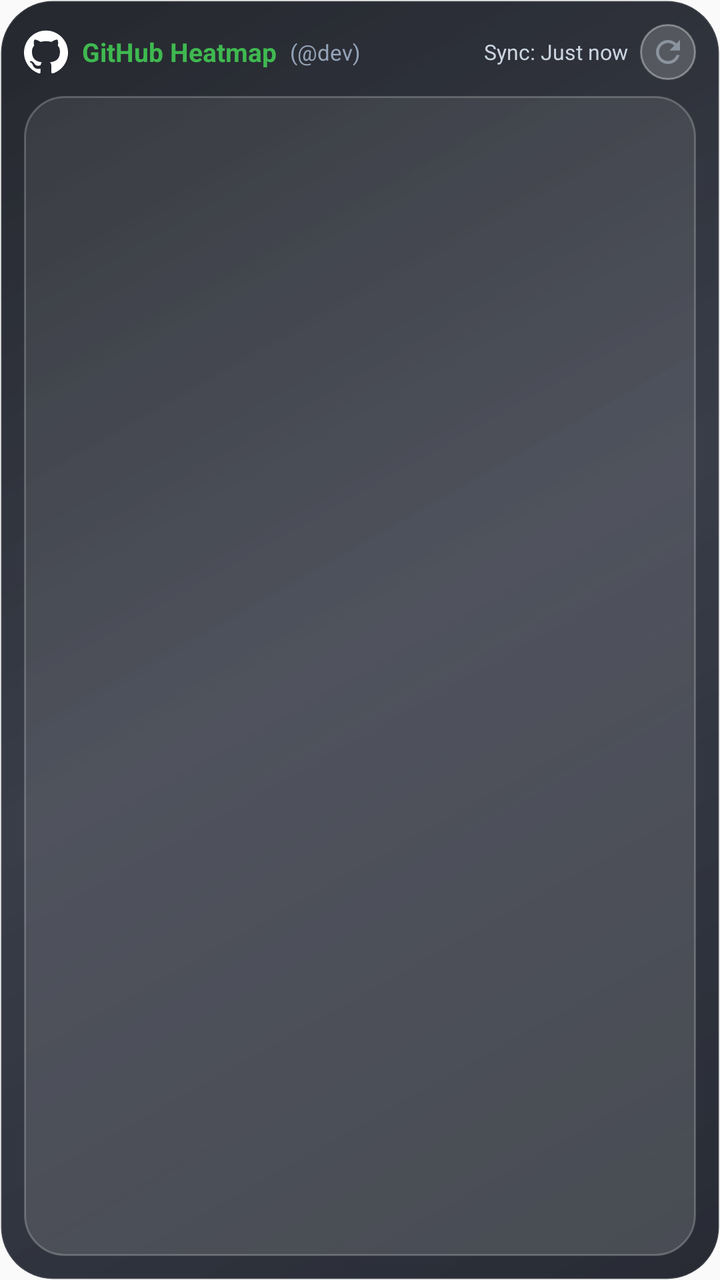
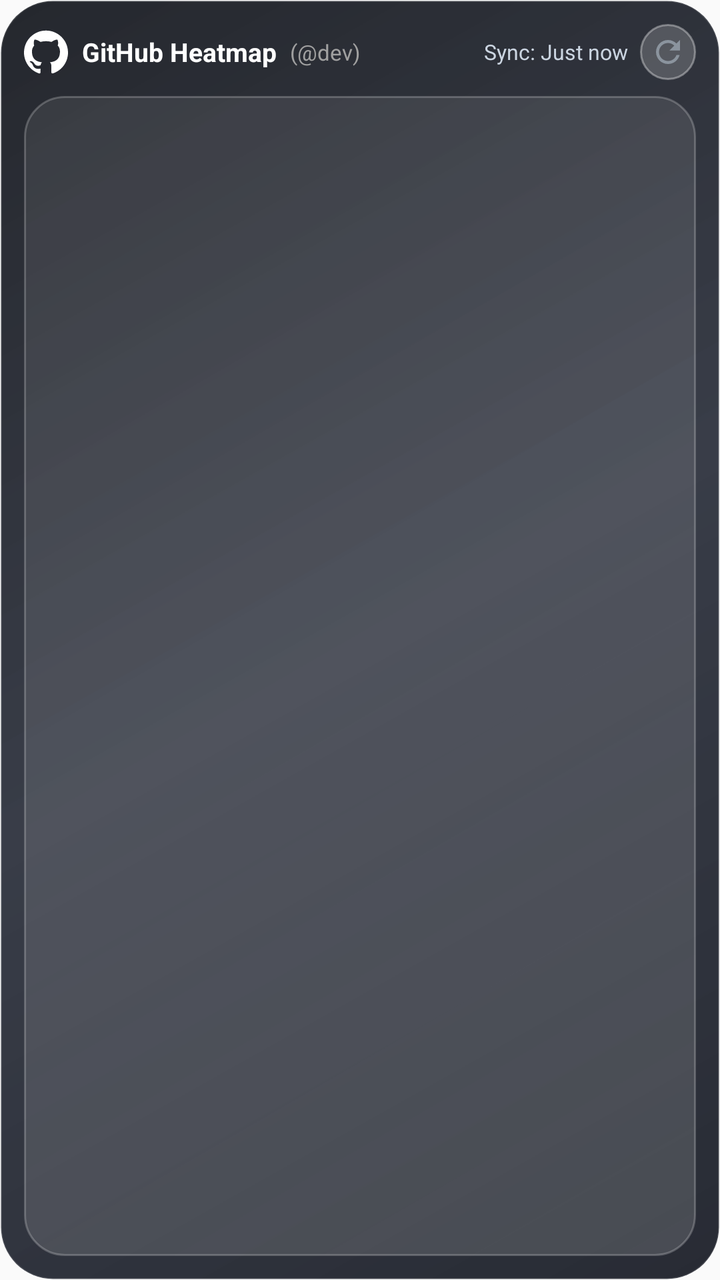

An Android layout rendered at two revisions. The XML below is the earlier revision; the diff shows what the commit changed to produce the second picture.
<!-- AndroidManifest.xml: application theme Theme.DevWidgets -->
<!-- res/layout/widget_github_heatmap.xml -->
<?xml version="1.0" encoding="utf-8"?>
<FrameLayout xmlns:android="http://schemas.android.com/apk/res/android"
    android:layout_width="match_parent"
    android:layout_height="match_parent">

    <ImageView
        android:id="@+id/iv_widget_wallpaper_bg"
        android:layout_width="match_parent"
        android:layout_height="match_parent"
        android:scaleType="centerCrop"
        android:visibility="gone" />

    <ImageView
        android:id="@+id/v_widget_wallpaper_scrim"
        android:layout_width="match_parent"
        android:layout_height="match_parent"
        android:background="#80000000"
        android:visibility="gone" />

    <LinearLayout
        android:id="@+id/widget_root"
        android:layout_width="match_parent"
        android:layout_height="match_parent"
        android:orientation="vertical"
        android:background="@drawable/widget_glass_chassis"
        android:padding="12dp">

    
    <RelativeLayout
        android:layout_width="match_parent"
        android:layout_height="wrap_content"
        android:layout_marginBottom="8dp">

        <LinearLayout
            android:id="@+id/header_right_wrap"
            android:layout_width="wrap_content"
            android:layout_height="wrap_content"
            android:orientation="horizontal"
            android:gravity="center_vertical"
            android:layout_alignParentEnd="true"
            android:layout_centerVertical="true">

            <TextView
                android:id="@+id/tv_last_updated"
                android:layout_width="wrap_content"
                android:layout_height="wrap_content"
                android:text="Sync: Just now"
                android:textColor="#CBD5E1"
                android:textSize="10.5sp"
                android:layout_marginEnd="6dp" />

            <ImageView
                android:id="@+id/btn_refresh"
                android:layout_width="28dp"
                android:layout_height="28dp"
                android:background="@drawable/widget_icon_button_glass"
                android:padding="5dp"
                android:src="@drawable/ic_refresh"
                android:contentDescription="Refresh" />
        </LinearLayout>

        <LinearLayout
            android:layout_width="wrap_content"
            android:layout_height="wrap_content"
            android:orientation="horizontal"
            android:gravity="center_vertical"
            android:layout_alignParentStart="true"
            android:layout_centerVertical="true">

            <ImageView
                android:id="@+id/iv_gh_brand_logo"
                android:layout_width="22dp"
                android:layout_height="22dp"
                android:src="@drawable/ic_github_logo"
                android:layout_marginEnd="7dp"
                android:contentDescription="GitHub Logo" />

            <TextView
                android:id="@+id/tv_gh_title"
                android:layout_width="wrap_content"
                android:layout_height="wrap_content"
                android:text="GitHub Heatmap"
                android:textColor="#3FB950"
                android:textSize="13sp"
                android:textStyle="bold" />

            <TextView
                android:id="@+id/tv_gh_user_tag"
                android:layout_width="wrap_content"
                android:layout_height="wrap_content"
                android:layout_marginStart="4dp"
                android:text=" (@dev)"
                android:textColor="#94A3B8"
                android:textSize="11sp" />
        </LinearLayout>
    </RelativeLayout>

    
    <LinearLayout
        android:id="@+id/section_github"
        android:layout_width="match_parent"
        android:layout_height="0dp"
        android:layout_weight="1"
        android:orientation="vertical"
        android:background="@drawable/widget_glass_card"
        android:padding="10dp"
        android:gravity="center">

        <ImageView
            android:id="@+id/iv_github_heatmap"
            android:layout_width="match_parent"
            android:layout_height="match_parent"
            android:scaleType="fitCenter"
            android:contentDescription="GitHub Heatmap" />
    </LinearLayout>
</LinearLayout>
</FrameLayout>
<!-- resources referenced by this layout -->
<resources>
  <!-- drawable ic_github_logo (drawable) -->
  <vector xmlns:android="http://schemas.android.com/apk/res/android"
      android:width="20dp"
      android:height="20dp"
      android:viewportWidth="24"
      android:viewportHeight="24">
      
      <path
          android:fillColor="#FFFFFF"
          android:pathData="M12,0.297c-6.63,0 -12,5.373 -12,12 0,5.303 3.438,9.8 8.205,11.385.6,0.113 0.82,-0.258 0.82,-0.577 0,-0.285 -0.01,-1.04 -0.015,-2.04 -3.338,0.724 -4.042,-1.61 -4.042,-1.61C4.422,18.07 3.633,17.7 3.633,17.7c-1.087,-0.744 0.084,-0.729 0.084,-0.729 1.205,0.084 1.838,1.236 1.838,1.236 1.07,1.835 2.809,1.305 3.495,0.998.108,-0.776 0.417,-1.305 0.76,-1.605 -2.665,-0.3 -5.466,-1.332 -5.466,-5.93 0,-1.31 0.465,-2.38 1.235,-3.22 -0.135,-0.303 -0.54,-1.523 0.105,-3.176 0,0 1.005,-0.322 3.3,1.23.96,-0.267 1.98,-0.399 3,-0.405 1.02,0.006 2.04,0.138 3,0.405 2.28,-1.552 3.285,-1.23 3.285,-1.23.645,1.653 0.24,2.873 0.12,3.176.765,0.84 1.23,1.91 1.23,3.22 0,4.61 -2.805,5.625 -5.475,5.92.42,0.36 0.81,1.096 0.81,2.22 0,1.606 -0.015,2.896 -0.015,3.286 0,0.315 0.21,0.69 0.825,0.57C20.565,22.092 24,17.592 24,12.297c0,-6.627 -5.373,-12 -12,-12z" />
  </vector>
  <!-- drawable ic_refresh (drawable) -->
  <vector xmlns:android="http://schemas.android.com/apk/res/android"
      android:width="20dp"
      android:height="20dp"
      android:viewportWidth="24"
      android:viewportHeight="24">
    <path
        android:fillColor="#8B949E"
        android:pathData="M17.65,6.35C16.2,4.9 14.21,4 12,4c-4.42,0 -7.99,3.58 -7.99,8s3.57,8 7.99,8c3.73,0 6.84,-2.55 7.73,-6h-2.08c-0.82,2.33 -3.04,4 -5.65,4 -3.31,0 -6,-2.69 -6,-6s2.69,-6 6,-6c1.66,0 3.14,0.69 4.22,1.78L13,11h7V4l-2.35,2.35z"/>
  </vector>
  <!-- drawable widget_glass_card (drawable) -->
  <?xml version="1.0" encoding="utf-8"?>
  <shape xmlns:android="http://schemas.android.com/apk/res/android"
      android:shape="rectangle">
      
      <gradient
          android:angle="135"
          android:startColor="#26FFFFFF"
          android:endColor="#14FFFFFF" />
      <corners android:radius="20dp" />
      <stroke
          android:width="1dp"
          android:color="#38FFFFFF" />
  </shape>
  <!-- drawable widget_glass_chassis (drawable) -->
  <?xml version="1.0" encoding="utf-8"?>
  <shape xmlns:android="http://schemas.android.com/apk/res/android"
      android:shape="rectangle">
      
      <gradient
          android:angle="135"
          android:startColor="#E610141E"
          android:centerColor="#D9161B28"
          android:endColor="#E60D1017" />
      <corners android:radius="26dp" />
      <stroke
          android:width="1dp"
          android:color="#20FFFFFF" />
  </shape>
  <!-- drawable widget_icon_button_glass (drawable) -->
  <?xml version="1.0" encoding="utf-8"?>
  <shape xmlns:android="http://schemas.android.com/apk/res/android"
      android:shape="oval">
      
      <solid android:color="#2EFFFFFF" />
      <stroke
          android:width="1dp"
          android:color="#59FFFFFF" />
  </shape>
  <style name="Theme.DevWidgets" parent="android:Theme.Material.Light.NoActionBar" />
</resources>

<!-- the commit's change to res/layout/widget_github_heatmap.xml (unified diff, before → after) -->
@@ -80,7 +80,7 @@
                 android:layout_width="wrap_content"
                 android:layout_height="wrap_content"
                 android:text="GitHub Heatmap"
-                android:textColor="#3FB950"
+                android:textColor="#FFFFFF"
                 android:textSize="13sp"
                 android:textStyle="bold" />
 
@@ -90,7 +90,7 @@
                 android:layout_height="wrap_content"
                 android:layout_marginStart="4dp"
                 android:text=" (@dev)"
-                android:textColor="#94A3B8"
+                android:textColor="#A0A0A0"
                 android:textSize="11sp" />
         </LinearLayout>
     </RelativeLayout>
